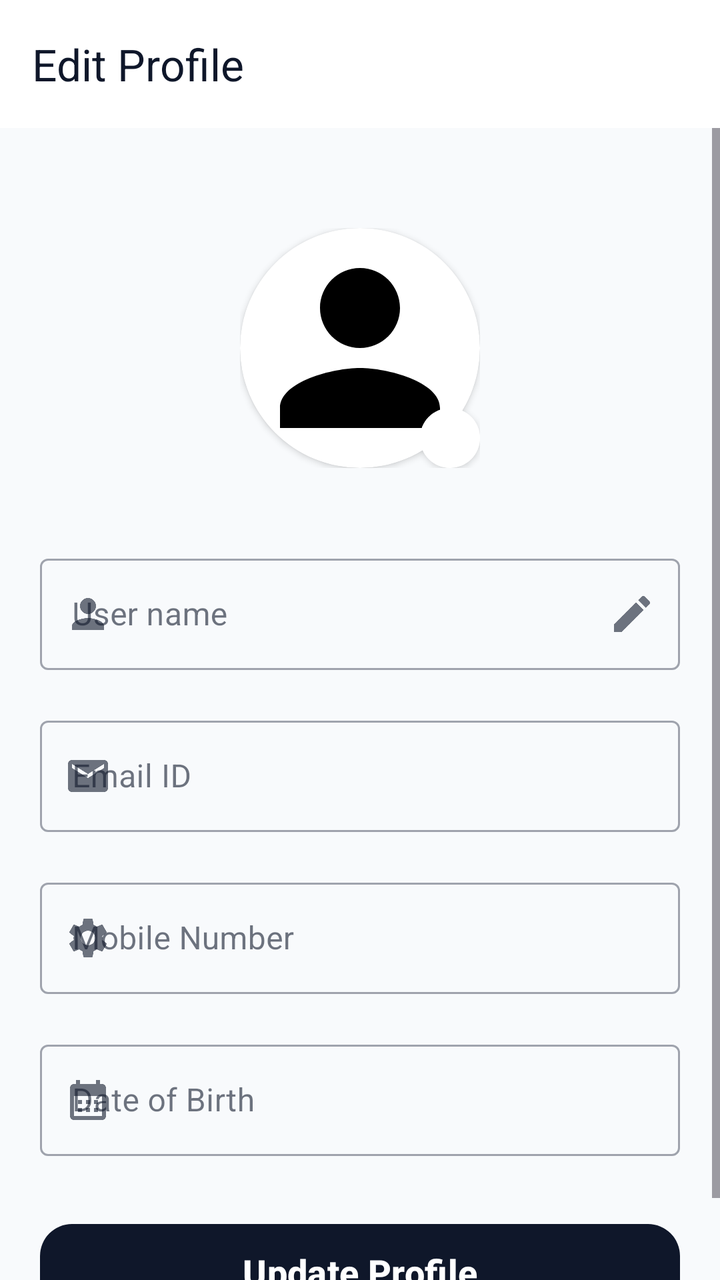
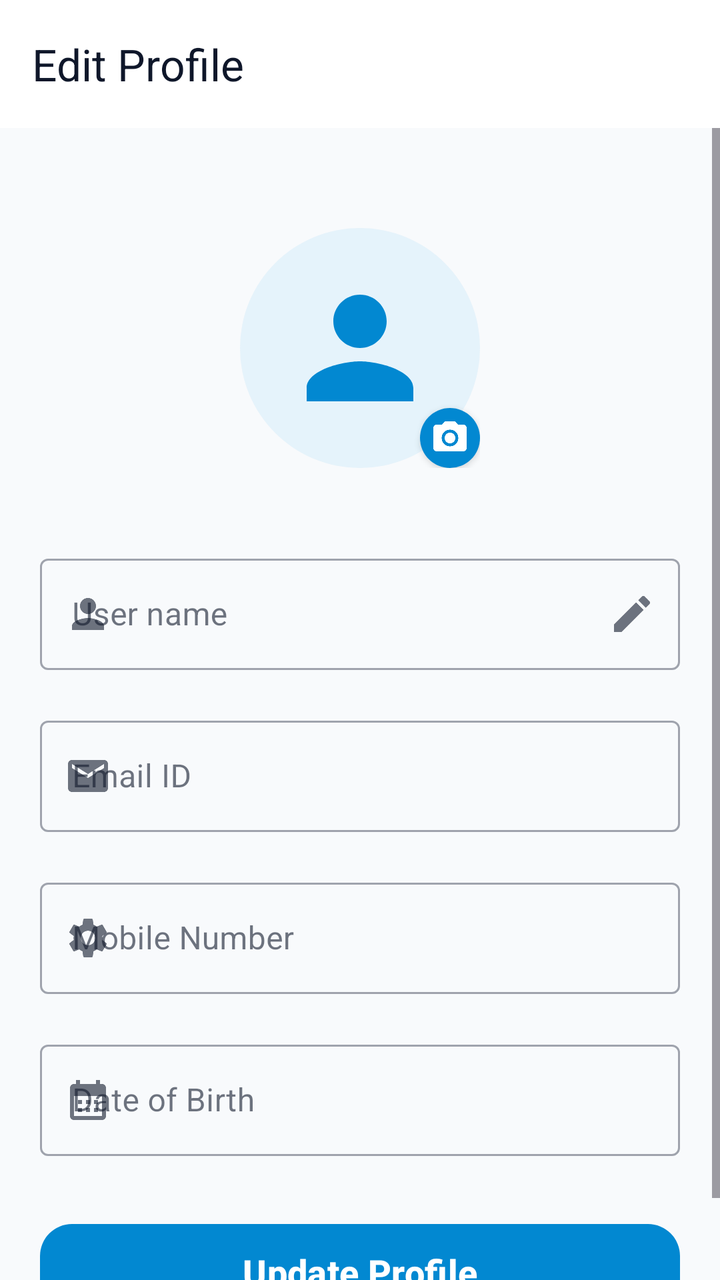

Two renders of the same Android screen: before a commit and after it. Below are the layout's source before the change and the commit's diff.
<!-- AndroidManifest.xml: application theme Theme.TestMaster -->
<!-- res/layout/activity_edit_profile.xml -->
<?xml version="1.0" encoding="utf-8"?>
<LinearLayout xmlns:android="http://schemas.android.com/apk/res/android"
    xmlns:tools="http://schemas.android.com/tools"
    android:layout_width="match_parent"
    android:layout_height="match_parent"
    xmlns:app="http://schemas.android.com/apk/res-auto"
    tools:context=".activities.EditProfileActivity"
    android:background="@drawable/statusbar_background"
    android:fitsSystemWindows="true"
    android:orientation="vertical">
    <androidx.appcompat.widget.Toolbar
        android:id="@+id/toolbar"
        android:layout_width="match_parent"
        android:layout_height="wrap_content"
        android:background="@color/primary"
        app:title="Edit Profile"
        app:titleTextColor="@color/onPrimary"
        app:layout_constraintTop_toTopOf="parent" />

    <ScrollView
        android:layout_width="match_parent"
        android:layout_height="match_parent"
        android:fillViewport="true">

        <LinearLayout
            android:layout_width="match_parent"
            android:layout_height="wrap_content"
            android:background="@color/background"
            android:orientation="vertical"
            android:paddingBottom="20dp">

            <LinearLayout
                android:layout_width="120dp"
                android:layout_height="120dp"
                android:layout_marginTop="50dp"
                android:layout_gravity="center">
                <RelativeLayout
                    android:layout_width="match_parent"
                    android:layout_height="wrap_content">
                    <androidx.cardview.widget.CardView
                        android:id="@+id/card_img"
                        android:layout_width="match_parent"
                        android:layout_height="match_parent"
                        app:cardCornerRadius="60dp">
                        <ImageView
                            android:id="@+id/iv_personimage"
                            android:layout_width="match_parent"
                            android:layout_height="match_parent"
                            android:src="@drawable/baseline_person_24"
                            android:scaleType="centerCrop" />
                    </androidx.cardview.widget.CardView>

                    <androidx.cardview.widget.CardView
                        android:layout_width="wrap_content"
                        android:layout_height="wrap_content"
                        android:layout_alignBottom="@+id/card_img"
                        android:layout_alignEnd="@+id/card_img"
                        app:cardCornerRadius="15dp">
                        <ImageView
                            android:id="@+id/iv_edit"
                            android:layout_width="30dp"
                            android:layout_height="30dp"
                            android:padding="5dp"
                            android:background="@color/primary"
                            android:src="@drawable/baseline_photo_camera_24"
                            app:tint="@color/white" />
                    </androidx.cardview.widget.CardView>
                </RelativeLayout>
            </LinearLayout>

            <com.google.android.material.textfield.TextInputLayout
                android:id="@+id/til_username"
                style="@style/Widget.MaterialComponents.TextInputLayout.OutlinedBox"
                android:layout_width="match_parent"
                android:layout_height="wrap_content"
                android:hint="User name"
                android:layout_marginHorizontal="20dp"
                android:layout_marginTop="40dp"
                app:startIconDrawable="@drawable/baseline_person_24"
                app:endIconMode="custom"
                app:endIconDrawable="@drawable/baseline_edit_24">

                <com.google.android.material.textfield.TextInputEditText
                    android:id="@+id/et_username"
                    android:layout_width="match_parent"
                    android:layout_height="wrap_content"
                    android:enabled="false"
                    android:textColor="@color/text_primary"
                    android:inputType="text" />
            </com.google.android.material.textfield.TextInputLayout>

            <com.google.android.material.textfield.TextInputLayout
                android:id="@+id/til_email"
                style="@style/Widget.MaterialComponents.TextInputLayout.OutlinedBox"
                android:layout_width="match_parent"
                android:layout_height="wrap_content"
                android:hint="Email ID"
                android:layout_marginHorizontal="20dp"
                android:layout_marginTop="20dp"
                app:startIconDrawable="@drawable/baseline_email_24">

                <com.google.android.material.textfield.TextInputEditText
                    android:id="@+id/et_email"
                    android:layout_width="match_parent"
                    android:layout_height="wrap_content"
                    android:focusable="false"
                    android:enabled="false"
                    android:textColor="@color/text_primary" />
            </com.google.android.material.textfield.TextInputLayout>

            <com.google.android.material.textfield.TextInputLayout
                android:id="@+id/til_phone"
                style="@style/Widget.MaterialComponents.TextInputLayout.OutlinedBox"
                android:layout_width="match_parent"
                android:layout_height="wrap_content"
                android:hint="Mobile Number"
                android:layout_marginHorizontal="20dp"
                android:layout_marginTop="20dp"
                app:startIconDrawable="@drawable/baseline_settings_24">

                <com.google.android.material.textfield.TextInputEditText
                    android:id="@+id/et_phone_no"
                    android:layout_width="match_parent"
                    android:layout_height="wrap_content"
                    android:textColor="@color/text_primary"
                    android:inputType="phone"
                    android:maxLength="10" />
            </com.google.android.material.textfield.TextInputLayout>

            <com.google.android.material.textfield.TextInputLayout
                android:id="@+id/til_dob"
                style="@style/Widget.MaterialComponents.TextInputLayout.OutlinedBox"
                android:layout_width="match_parent"
                android:layout_height="wrap_content"
                android:hint="Date of Birth"
                android:layout_marginHorizontal="20dp"
                android:layout_marginTop="20dp"
                app:startIconDrawable="@drawable/baseline_calendar_month_24">

                <com.google.android.material.textfield.TextInputEditText
                    android:id="@+id/et_dob"
                    android:layout_width="match_parent"
                    android:layout_height="wrap_content"
                    android:textColor="@color/text_primary"
                    android:focusable="false" />
            </com.google.android.material.textfield.TextInputLayout>

            <com.google.android.material.button.MaterialButton
                android:id="@+id/btn_submit"
                style="@style/Widget.Material3.Button"
                android:layout_width="match_parent"
                android:layout_height="56dp"
                android:layout_marginHorizontal="20dp"
                android:layout_marginTop="30dp"
                android:text="Update Profile"
                android:textColor="@color/primary"
                android:textSize="18sp"
                android:textStyle="bold"
                app:backgroundTint="@color/onPrimary"
                app:cornerRadius="16dp" />
        </LinearLayout>
    </ScrollView>
</LinearLayout>
<!-- resources referenced by this layout -->
<resources>
  <color name="background">#F8FAFC</color>
  <color name="onPrimary">#0F172A</color>
  <color name="primary">#FFFFFF</color>
  <color name="text_primary">#0F172A</color>
  <color name="white">#FFFFFFFF</color>
  <!-- drawable baseline_email_24 (drawable) -->
  <vector xmlns:android="http://schemas.android.com/apk/res/android" android:height="24dp" android:tint="#000000" android:viewportHeight="24" android:viewportWidth="24" android:width="24dp">
        
      <path android:fillColor="@android:color/white" android:pathData="M20,4L4,4c-1.1,0 -1.99,0.9 -1.99,2L2,18c0,1.1 0.9,2 2,2h16c1.1,0 2,-0.9 2,-2L22,6c0,-1.1 -0.9,-2 -2,-2zM20,8l-8,5 -8,-5L4,6l8,5 8,-5v2z"/>
      
  </vector>
  <!-- drawable baseline_person_24 (drawable) -->
  <vector android:height="24dp" android:tint="#000000"
      android:viewportHeight="24" android:viewportWidth="24"
      android:width="24dp" xmlns:android="http://schemas.android.com/apk/res/android">
      <path android:fillColor="@android:color/white" android:pathData="M12,12c2.21,0 4,-1.79 4,-4s-1.79,-4 -4,-4 -4,1.79 -4,4 1.79,4 4,4zM12,14c-2.67,0 -8,1.34 -8,4v2h16v-2c0,-2.66 -5.33,-4 -8,-4z"/>
  </vector>
  <!-- drawable statusbar_background (drawable) -->
  <?xml version="1.0" encoding="utf-8"?>
  <layer-list xmlns:android="http://schemas.android.com/apk/res/android">
  
      <item android:height="150dp">
          <shape>
              <solid android:color="@color/primary"/>
          </shape>
      </item>
  
      <item android:top="150dp">
          <shape>
              <solid android:color="@color/background"/>
          </shape>
      </item>
  
  </layer-list>
  <style name="Theme.TestMaster" parent="Base.Theme.TestMaster" />
  <style name="Base.Theme.TestMaster" parent="Theme.Material3.DayNight.NoActionBar">
          
          <item name="colorPrimary">@color/primary</item>
          <item name="colorOnPrimary">@color/onPrimary</item>
          <item name="colorPrimaryContainer">@color/primaryContainer</item>
          <item name="colorOnPrimaryContainer">@color/onPrimaryContainer</item>
  
          <item name="colorSecondary">@color/secondary</item>
          <item name="colorOnSecondary">@color/onSecondary</item>
          <item name="colorSecondaryContainer">@color/secondaryContainer</item>
          <item name="colorOnSecondaryContainer">@color/onSecondaryContainer</item>
  
          
          <item name="android:windowBackground">@color/background</item>
          <item name="colorSurface">@color/surface</item>
          <item name="colorOnSurface">@color/onSurface</item>
          <item name="colorSurfaceVariant">@color/surfaceVariant</item>
          <item name="colorOnSurfaceVariant">@color/onSurfaceVariant</item>
          <item name="colorOutline">@color/outline</item>
  
          
          <item name="colorError">@color/error</item>
          <item name="colorOnError">@color/onError</item>
          <item name="colorErrorContainer">@color/errorContainer</item>
          <item name="colorOnErrorContainer">@color/onErrorContainer</item>
  
          
          <item name="android:statusBarColor">@color/surface</item>
          <item name="android:windowLightStatusBar">true</item>
      </style>
  <color name="primaryContainer">#F1F5F9</color>
  <color name="onPrimaryContainer">#0F172A</color>
  <color name="secondary">#64748B</color>
  <color name="onSecondary">#FFFFFF</color>
  <color name="secondaryContainer">#E2E8F0</color>
  <color name="onSecondaryContainer">#0F172A</color>
  <color name="surface">#FFFFFF</color>
  <color name="onSurface">#0F172A</color>
  <color name="surfaceVariant">#E2E8F0</color>
  <color name="onSurfaceVariant">#475569</color>
  <color name="outline">#94A3B8</color>
  <color name="error">#DC2626</color>
  <color name="onError">#FFFFFF</color>
  <color name="errorContainer">#FEE2E2</color>
  <color name="onErrorContainer">#7F1D1D</color>
  <!-- unchanged entries left out for length: 4 -->
</resources>

<!-- the commit's change to res/layout/activity_edit_profile.xml (unified diff, before → after) -->
@@ -41,13 +41,17 @@
                         android:id="@+id/card_img"
                         android:layout_width="match_parent"
                         android:layout_height="match_parent"
-                        app:cardCornerRadius="60dp">
+                        app:cardCornerRadius="60dp"
+                        app:cardElevation="0dp">
                         <ImageView
                             android:id="@+id/iv_personimage"
                             android:layout_width="match_parent"
                             android:layout_height="match_parent"
                             android:src="@drawable/baseline_person_24"
-                            android:scaleType="centerCrop" />
+                            android:scaleType="centerCrop"
+                            android:background="@color/blue_bg"
+                            android:padding="20dp"
+                            app:tint="@color/bluetint" />
                     </androidx.cardview.widget.CardView>
 
                     <androidx.cardview.widget.CardView
@@ -55,13 +59,14 @@
                         android:layout_height="wrap_content"
                         android:layout_alignBottom="@+id/card_img"
                         android:layout_alignEnd="@+id/card_img"
-                        app:cardCornerRadius="15dp">
+                        app:cardCornerRadius="15dp"
+                        app:cardElevation="2dp">
                         <ImageView
                             android:id="@+id/iv_edit"
                             android:layout_width="30dp"
                             android:layout_height="30dp"
                             android:padding="5dp"
-                            android:background="@color/primary"
+                            android:background="@color/bluetint"
                             android:src="@drawable/baseline_photo_camera_24"
                             app:tint="@color/white" />
                     </androidx.cardview.widget.CardView>
@@ -153,10 +158,10 @@
                 android:layout_marginHorizontal="20dp"
                 android:layout_marginTop="30dp"
                 android:text="Update Profile"
-                android:textColor="@color/primary"
+                android:textColor="@color/white"
                 android:textSize="18sp"
                 android:textStyle="bold"
-                app:backgroundTint="@color/onPrimary"
+                app:backgroundTint="@color/bluetint"
                 app:cornerRadius="16dp" />
         </LinearLayout>
     </ScrollView>
<!-- resource entries referenced after the edit -->
@@ -1,6 +1,8 @@
 <!-- resources referenced by this layout -->
 <resources>
   <color name="background">#F8FAFC</color>
+  <color name="blue_bg">#1A0288D1</color>
+  <color name="bluetint">#0288D1</color>
   <color name="onPrimary">#0F172A</color>
   <color name="primary">#FFFFFF</color>
   <color name="text_primary">#0F172A</color>
@@ -62,6 +64,9 @@
           <item name="colorOnErrorContainer">@color/onErrorContainer</item>
   
           
+          <item name="colorControlActivated">@color/accent</item>
+  
+          
           <item name="android:statusBarColor">@color/surface</item>
           <item name="android:windowLightStatusBar">true</item>
       </style>
@@ -80,6 +85,7 @@
   <color name="onError">#FFFFFF</color>
   <color name="errorContainer">#FEE2E2</color>
   <color name="onErrorContainer">#7F1D1D</color>
+  <color name="accent">#334155</color>
   <!-- unchanged entries left out for length: 4 -->
 </resources>
 
